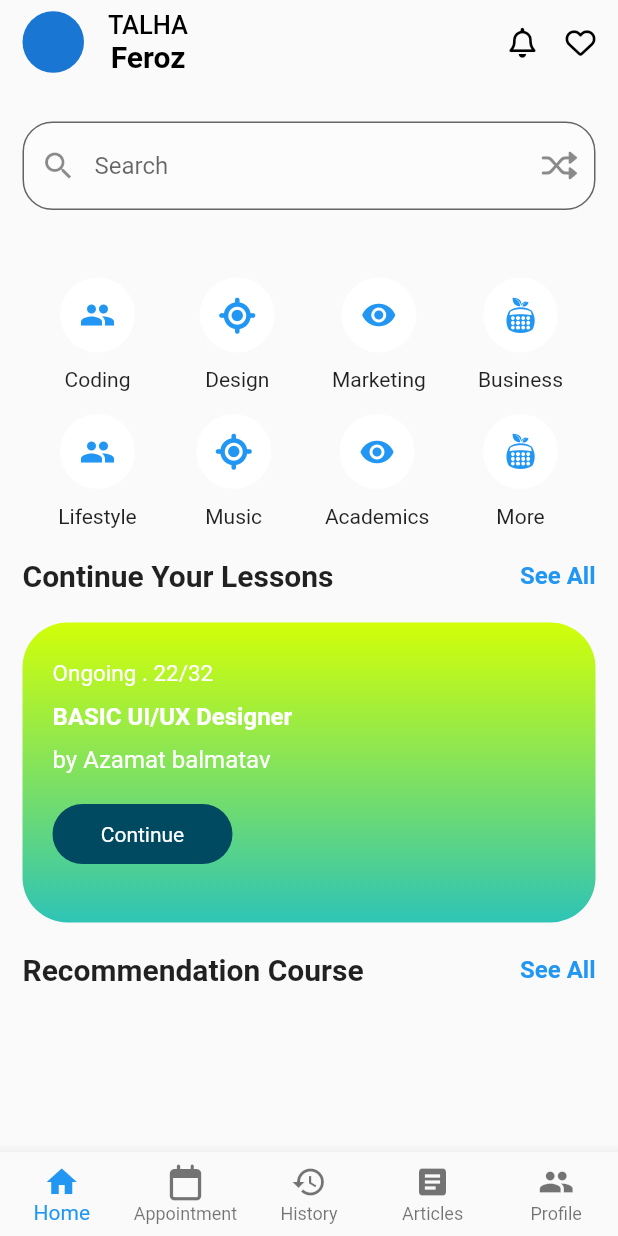
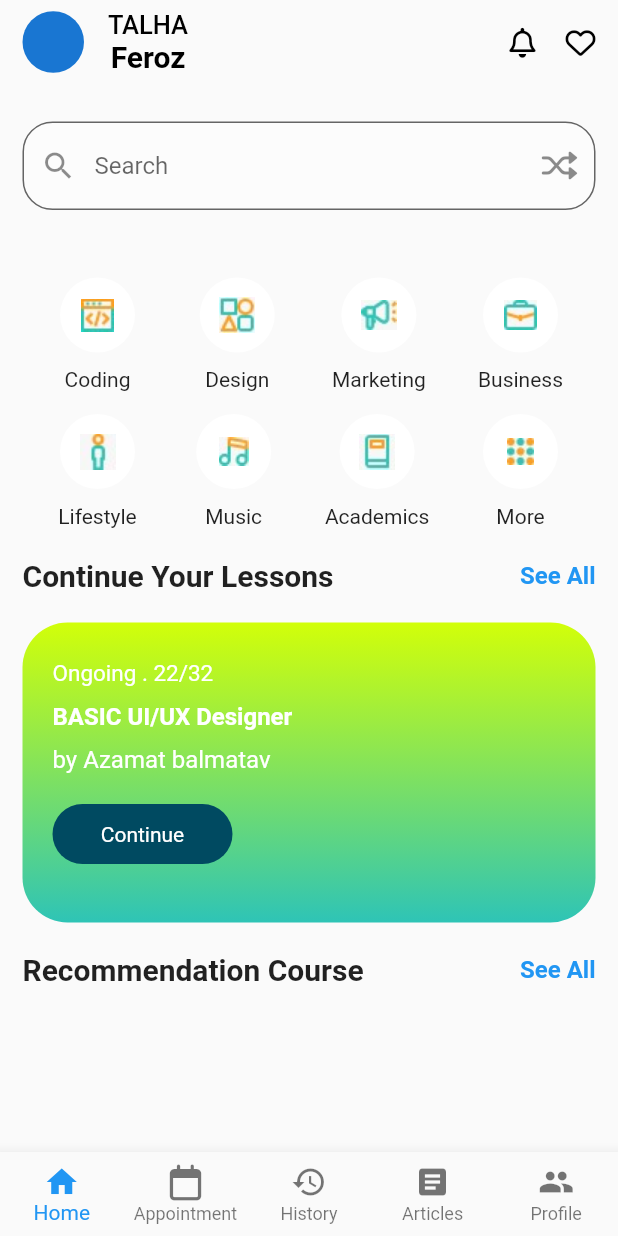
Before and after one commit to Muhammadtalha678/Finalhackathon-AiLearn, a Flutter app: the HomeScreen screen opened by its route, on a phone screen of 412 x 824 dp. Run offline on Flutter 3.47's test engine with Material 2 defaults, Android fonts, the phone set to English and light mode, and no system bars; our stand-ins replace font_awesome_flutter, get; network calls fail.

```diff
--- a/lib/view/home.dart
+++ b/lib/view/home.dart
@@ -71,28 +71,28 @@ class HomeScreen extends StatelessWidget {
                       RowHome(
                        data:Column(
                          children: [
-                           ContainerHome(ONTAP: (){},child: Icon(Icons.people,color: Colors.blue,),),
+                           ContainerHome(ONTAP: (){},child: Image(image: AssetImage("assets/images/coding.jpeg"))),
                            SizedBox(height: 10,),
                            Text("Coding")
                          ],
                        ) ,
                        data1:Column(
                          children: [
-                           ContainerHome(ONTAP: (){},child: FaIcon(FontAwesomeIcons.locationCrosshairs,color: Colors.blue,),),
+                           ContainerHome(ONTAP: (){},child: Image(image: AssetImage("assets/images/design.jpeg"))),
                            SizedBox(height: 10,),
                            Text("Design")
                          ],
                        ) ,
                        data2:Column(
                          children: [
-                           ContainerHome(ONTAP: (){},child: Icon(Icons.remove_red_eye,color: Colors.blue,),),
+                           ContainerHome(ONTAP: (){},child: Image(image: AssetImage("assets/images/marketing.jpeg"))),
                            SizedBox(height: 10,),
                            Text("Marketing")
                          ],
                        ) ,
                        data3:Column(
                          children: [
-                           ContainerHome(ONTAP: (){},child: FaIcon(FontAwesomeIcons.nutritionix,color: Colors.blue,),),
+                           ContainerHome(ONTAP: (){},child: Image(image: AssetImage("assets/images/business.jpeg"))),
                            SizedBox(height: 10,),
                            Text("Business")
                          ],
@@ -102,14 +102,14 @@ class HomeScreen extends StatelessWidget {
                        RowHome(
                        data:Column(
                          children: [
-                           ContainerHome(ONTAP: (){},child: Icon(Icons.people,color: Colors.blue,),),
+                           ContainerHome(ONTAP: (){},child: Image(image: AssetImage("assets/images/lifestyle.jpeg"))),
                            SizedBox(height: 10,),
                            Text("Lifestyle")
                          ],
                        ) ,
                        data1:Column(
                          children: [
-                           ContainerHome(ONTAP: (){},child: FaIcon(FontAwesomeIcons.locationCrosshairs,color: Colors.blue,),),
+                           ContainerHome(ONTAP: (){},child: Image(image: AssetImage("assets/images/music.jpeg"))),
                            SizedBox(height: 10,),
                            Text("Music")
                          ],
@@ -117,14 +117,14 @@ class HomeScreen extends StatelessWidget {
                        data2:Column(
                          children: [
                            ContainerHome(
-                            ONTAP: (){},child: Icon(Icons.remove_red_eye,color: Colors.blue,),),
+                            ONTAP: (){},child: Image(image: AssetImage("assets/images/academics.jpeg"))),
                            SizedBox(height: 10,),
                            Text("Academics")
                          ],
                        ) ,
                        data3:Column(
                          children: [
-                           ContainerHome(ONTAP: (){},child: FaIcon(FontAwesomeIcons.nutritionix,color: Colors.blue,),),
+                           ContainerHome(ONTAP: (){},child: Image(image: AssetImage("assets/images/more.jpeg"))),
                            SizedBox(height: 10,),
                            Text("More")
                          ],
```
